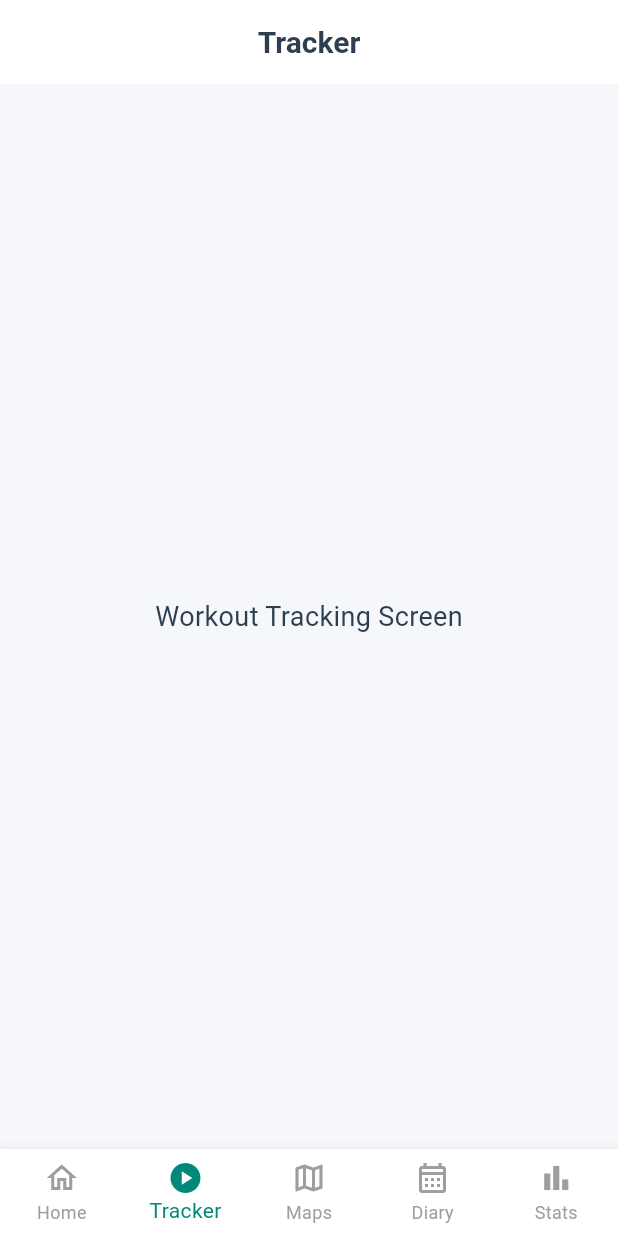
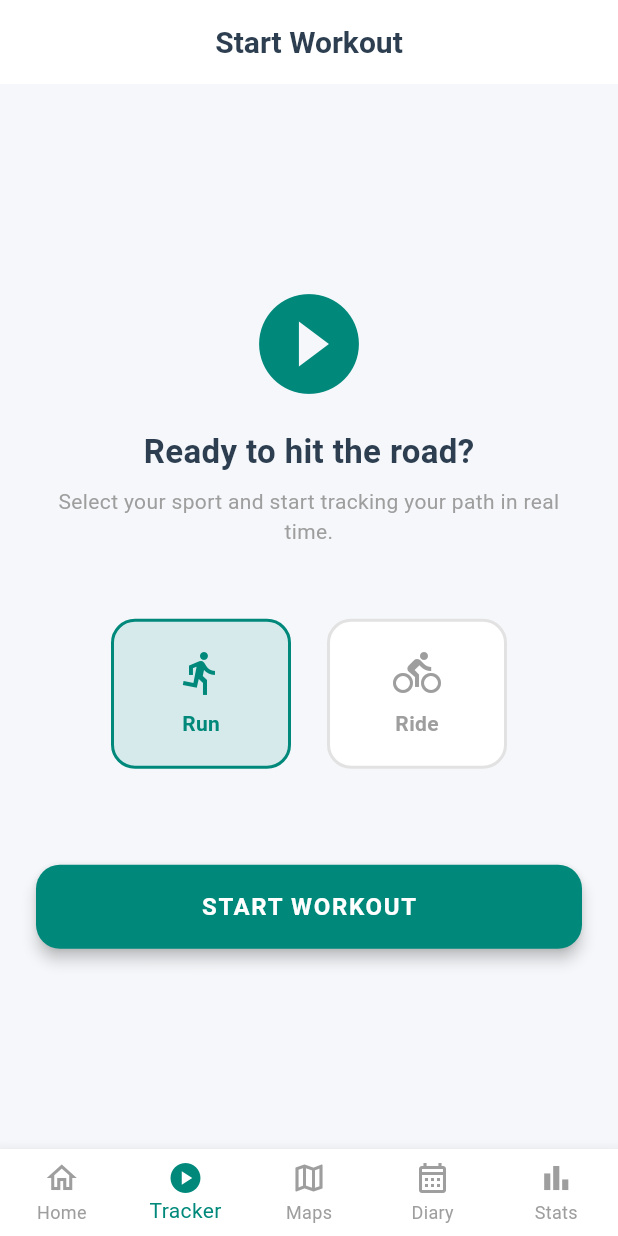
Before and after one commit to PeteMadCoder/FitLog, a Flutter app: the screen it shows after launch, item 2 of the bottom bar chosen, on a phone screen of 412 x 824 dp. Run offline on Flutter 3.47's test engine with Material 3 defaults, Android fonts, the phone set to English and light mode, and no system bars; our stand-ins replace flutter_map, flutter_riverpod, isar, latlong2, location, permission_handler and 1 more; accounts and stored records are empty; generated files the repository leaves out were written again.

Commit message:
Task 2.4 completed

```diff
--- a/fitlog_app/lib/features/tracking/views/tracker_screen.dart
+++ b/fitlog_app/lib/features/tracking/views/tracker_screen.dart
@@ -1,17 +1,163 @@
 import 'package:flutter/material.dart';
+import 'package:flutter_riverpod/flutter_riverpod.dart';
+import 'package:fitlog_app/features/tracking/providers/tracking_notifier.dart';
+import 'package:fitlog_app/features/tracking/providers/tracking_state.dart';
+import 'active_workout_screen.dart';
 
-/// Placeholder screen for the Workout Tracker.
-class TrackerScreen extends StatelessWidget {
+/// Screen displayed when the Tracker tab is selected.
+/// Displays the sport selection launcher when idle, and transitions to the
+/// [ActiveWorkoutScreen] once tracking begins.
+class TrackerScreen extends ConsumerStatefulWidget {
   const TrackerScreen({super.key});
 
   @override
+  ConsumerState<TrackerScreen> createState() => _TrackerScreenState();
+}
+
+class _TrackerScreenState extends ConsumerState<TrackerScreen> {
+  String _selectedSport = 'running';
+
+  @override
   Widget build(BuildContext context) {
+    final trackingState = ref.watch(trackingNotifierProvider);
+
+    // If recording or paused, redirect to the ActiveWorkoutScreen
+    if (trackingState.status != TrackingStatus.idle) {
+      return const ActiveWorkoutScreen();
+    }
+
     return Scaffold(
-      appBar: AppBar(title: const Text('Tracker')),
-      body: const Center(
-        child: Text(
-          'Workout Tracking Screen',
-          style: TextStyle(fontSize: 18),
+      appBar: AppBar(title: const Text('Start Workout')),
+      body: Center(
+        child: SingleChildScrollView(
+          padding: const EdgeInsets.all(24.0),
+          child: Column(
+            mainAxisAlignment: MainAxisAlignment.center,
+            children: [
+              Icon(
+                Icons.play_circle_fill,
+                size: 80,
+                color: Theme.of(context).colorScheme.primary,
+              ),
+              const SizedBox(height: 16),
+              const Text(
+                'Ready to hit the road?',
+                style: TextStyle(fontSize: 22, fontWeight: FontWeight.bold),
+              ),
+              const SizedBox(height: 8),
+              const Text(
+                'Select your sport and start tracking your path in real time.',
+                textAlign: TextAlign.center,
+                style: TextStyle(color: Colors.grey),
+              ),
+              const SizedBox(height: 48),
+
+              // Sport selection layout cards
+              Row(
+                mainAxisAlignment: MainAxisAlignment.center,
+                children: [
+                  _buildSportCard(
+                    sportType: 'running',
+                    label: 'Run',
+                    icon: Icons.directions_run,
+                  ),
+                  const SizedBox(width: 24),
+                  _buildSportCard(
+                    sportType: 'cycling',
+                    label: 'Ride',
+                    icon: Icons.directions_bike,
+                  ),
+                ],
+              ),
+              const SizedBox(height: 64),
+
+              // Start button
+              SizedBox(
+                width: double.infinity,
+                height: 56,
+                child: ElevatedButton(
+                  onPressed: () async {
+                    final result = await ref
+                        .read(trackingNotifierProvider.notifier)
+                        .startTracking(_selectedSport);
+
+                    if (context.mounted && result.isFailure) {
+                      ScaffoldMessenger.of(context).showSnackBar(
+                        SnackBar(
+                          content: Text(
+                            result.failureOrNullValue?.message ?? 'Failed to start tracking',
+                          ),
+                          backgroundColor: Theme.of(context).colorScheme.error,
+                        ),
+                      );
+                    }
+                  },
+                  style: ElevatedButton.styleFrom(
+                    backgroundColor: Theme.of(context).colorScheme.primary,
+                    foregroundColor: Theme.of(context).colorScheme.onPrimary,
+                    elevation: 4,
+                    shape: RoundedRectangleBorder(
+                      borderRadius: BorderRadius.circular(16),
+                    ),
+                  ),
+                  child: const Text(
+                    'START WORKOUT',
+                    style: TextStyle(fontSize: 16, fontWeight: FontWeight.bold, letterSpacing: 1.1),
+                  ),
+                ),
+              ),
+            ],
+          ),
+        ),
+      ),
+    );
+  }
+
+  Widget _buildSportCard({
+    required String sportType,
+    required String label,
+    required IconData icon,
+  }) {
+    final isSelected = _selectedSport == sportType;
+    final theme = Theme.of(context);
+
+    return InkWell(
+      onTap: () {
+        setState(() {
+          _selectedSport = sportType;
+        });
+      },
+      borderRadius: BorderRadius.circular(16),
+      child: Container(
+        width: 120,
+        height: 100,
+        decoration: BoxDecoration(
+          color: isSelected
+              ? theme.colorScheme.primary.withOpacity(0.12)
+              : theme.colorScheme.surface,
+          borderRadius: BorderRadius.circular(16),
+          border: Border.all(
+            color: isSelected ? theme.colorScheme.primary : Colors.grey.withOpacity(0.3),
+            width: 2,
+          ),
+        ),
+        child: Column(
+          mainAxisAlignment: MainAxisAlignment.center,
+          children: [
+            Icon(
+              icon,
+              size: 32,
+              color: isSelected ? theme.colorScheme.primary : Colors.grey,
+            ),
+            const SizedBox(height: 8),
+            Text(
+              label,
+              style: TextStyle(
+                fontWeight: FontWeight.bold,
+                color: isSelected ? theme.colorScheme.primary : Colors.grey,
+              ),
+            ),
+          ],
         ),
       ),
     );
--- a/fitlog_app/pubspec.yaml
+++ b/fitlog_app/pubspec.yaml
@@ -46,6 +46,7 @@ dependencies:
   path_provider: ^2.1.5
   file_picker: ^11.0.2
   permission_handler: ^12.0.3
+  latlong2: ^0.9.1
 
 dev_dependencies:
   flutter_test:
```
Also changed, not shown: fitlog_app/lib/features/tracking/views/active_workout_screen.dart (added, +392 -0 lines), fitlog_app/lib/shared/extensions/duration_extensions.dart (added, +13 -0 lines), fitlog_app/pubspec.lock, 3 other files.
